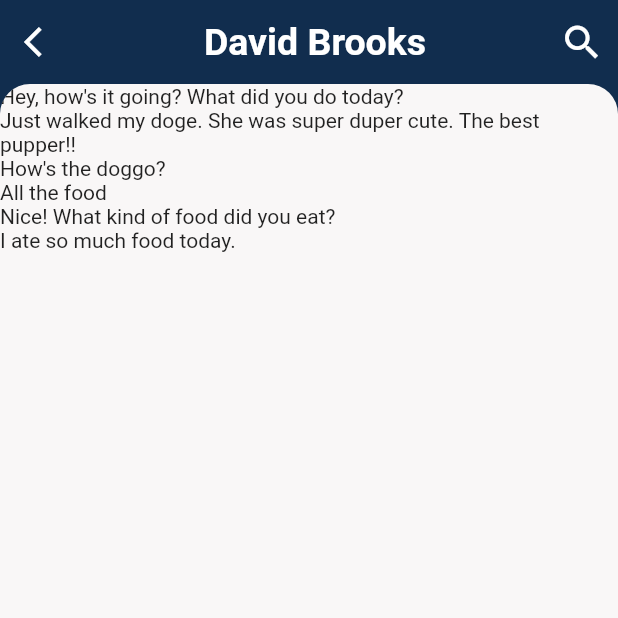
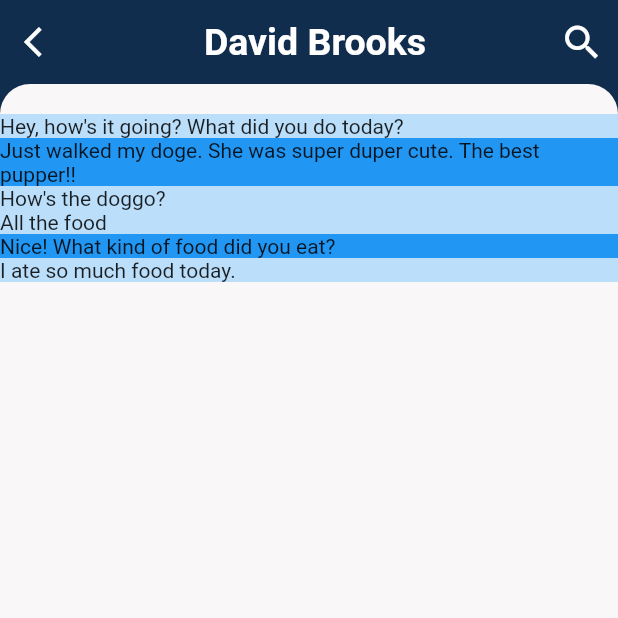
Before and after one commit to tanmay261/Piratica, a Flutter app: the MessageScreen screen opened directly with sample values from the repository, on a phone screen of 412 x 824 dp, the top half of it. Run offline on Flutter 3.47's test engine with Material 2 defaults, Android fonts, the phone set to English and light mode, and no system bars; our stand-ins replace flutter_svg, fluttertoast, material_design_icons_flutter; missing offline and left inert: razorpay_flutter; network calls fail; statements that could not run were skipped.

Commit message:
added chats ui

```diff
--- a/lib/screens/messages_screen.dart
+++ b/lib/screens/messages_screen.dart
@@ -11,6 +11,16 @@ class MessageScreen extends StatefulWidget {
 }
 
 class _MessageScreenState extends State<MessageScreen> {
+  _builderMessage(Message message, bool isMe) {
+    return Container(
+      color: isMe ? Theme.of(context).accentColor : Colors.blue[100],
+      child: Text(message.text),
+      margin: isMe
+          ? EdgeInsets.only(top: 8.0, bottom: 8.0, left: 80.0;)
+          : EdgeInsets.only(top: 8.0, bottom: 8.0, right: 80.0),
+    );
+  }
+
   @override
   Widget build(BuildContext context) {
     return Scaffold(
@@ -51,11 +61,16 @@ class _MessageScreenState extends State<MessageScreen> {
                   borderRadius: BorderRadius.only(
                       topLeft: Radius.circular(20.0),
                       topRight: Radius.circular(20.0)),
-                  child: ListView.builder(
-                    itemCount: messages.length,
-                    itemBuilder: (BuildContext context, int index) {
-                      return Text(messages[index].text);
-                    },
+                  child: Padding(
+                    padding: EdgeInsets.only(top: 20.0),
+                    child: ListView.builder(
+                      itemCount: messages.length,
+                      itemBuilder: (BuildContext context, int index) {
+                        final Message message = messages[index];
+                        final bool isMe = message.sender.id == currentUser.id;
+                        return _builderMessage(message, isMe);
+                      },
+                    ),
                   ),
                 ),
               ),
```
